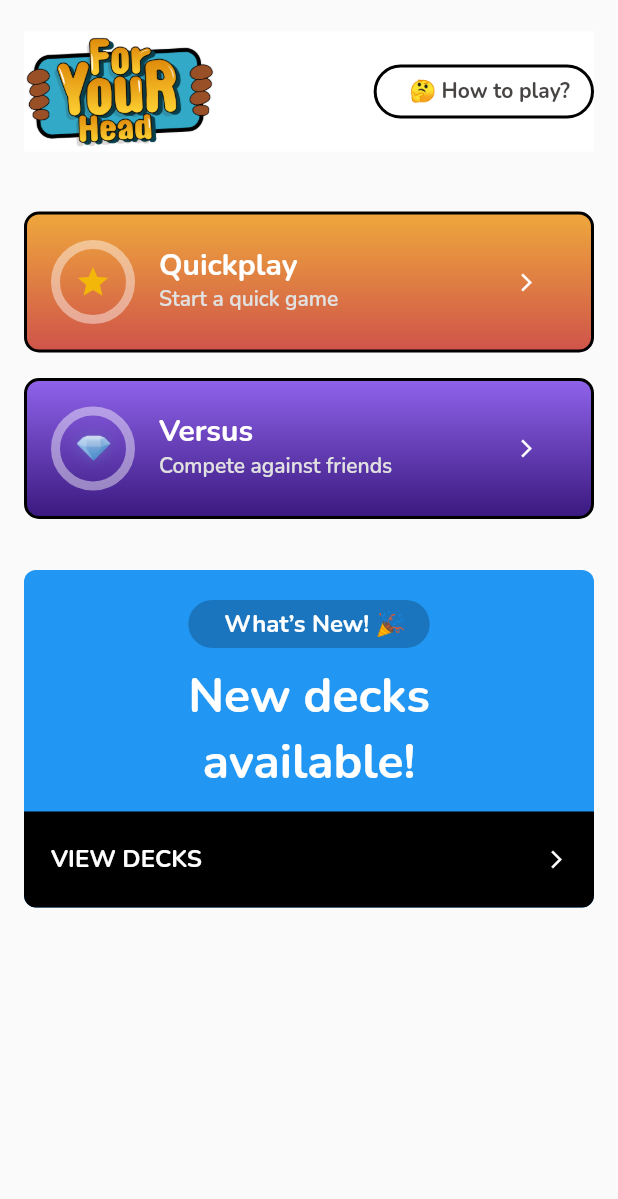
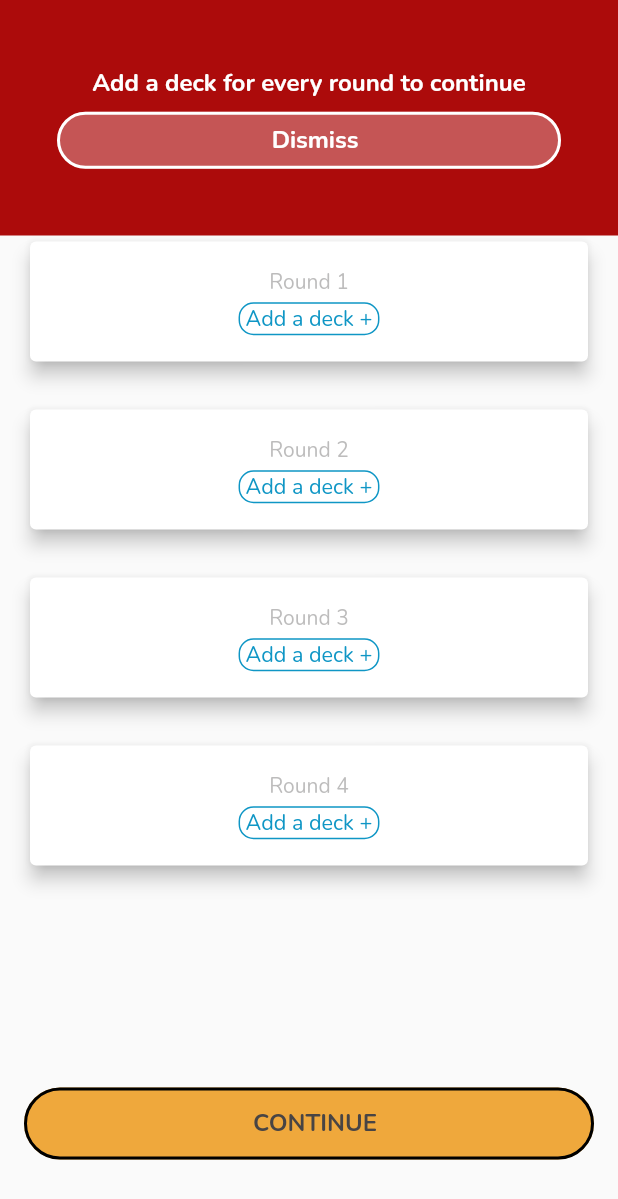
Before and after one commit to developertobi/for_your_h, a Flutter app: the screen it shows after launch, on a phone screen of 412 x 824 dp. Shown: the top 1199 px of the screen. Run offline on Flutter 3.47's test engine with Material 2 defaults, Android fonts, the light colour scheme and no system bars; our stand-ins replace flutter_svg, google_fonts.

Commit message:
Worked on more screens

```diff
--- a/lib/main.dart
+++ b/lib/main.dart
@@ -1,6 +1,8 @@
 import 'package:flutter/material.dart';
 import 'package:for_your_head/src/core/constants/strings.dart';
 import 'package:for_your_head/src/core/routes.dart';
+import 'package:for_your_head/src/features/views/add_deck_view.dart';
+import 'package:for_your_head/src/features/views/game_rounds_view.dart';
 import 'package:for_your_head/src/features/views/home_view.dart';
 import 'package:google_fonts/google_fonts.dart';
 
@@ -21,7 +23,8 @@ class MyApp extends StatelessWidget {
         primarySwatch: Colors.blue,
         textTheme: GoogleFonts.nunitoTextTheme(Theme.of(context).textTheme),
       ),
-      home: const HomeView(),
+      // home: const HomeView(),
+      home: const AddDeckView(),
     );
   }
 }
--- a/lib/src/core/routes.dart
+++ b/lib/src/core/routes.dart
@@ -1,6 +1,8 @@
 import 'package:flutter/material.dart';
 import 'package:for_your_head/src/features/views/creating_teams_view.dart';
 
+import '../features/views/add_deck_view.dart';
+import '../features/views/game_rounds_view.dart';
 import '../features/views/home_view.dart';
 import '../features/views/selected_teams_confirmation_view.dart';
 import '../features/views/team_details_view.dart';
@@ -10,6 +12,8 @@ class Routes {
   static const teamDetails = '/team-details';
   static const selectedTeamsDetails = '/selected-team-details';
   static const creatingTeams = '/creating-teams';
+  static const addDeck = '/add-deck';
+  static const gameRounds = '/game-rounds';
 
   static Route<dynamic> generateRoute(RouteSettings settings) {
     switch (settings.name) {
@@ -22,6 +26,10 @@ class Routes {
             builder: (_) => const SelectedTeamsConfirmationView());
       case creatingTeams:
         return MaterialPageRoute(builder: (_) => const CreatingTeamsView());
+      case addDeck:
+        return MaterialPageRoute(builder: (_) => const AddDeckView());
+      case gameRounds:
+        return MaterialPageRoute(builder: (_) => const GameRoundsView());
 
       default:
         return MaterialPageRoute(
--- /dev/null
+++ b/lib/src/features/views/add_deck_view.dart
@@ -0,0 +1,152 @@
+import 'package:flutter/material.dart';
+import 'package:for_your_head/src/core/constants/colors.dart';
+import 'package:for_your_head/src/widgets/add_deck_container.dart';
+import 'package:for_your_head/src/widgets/app_button.dart';
+import 'package:for_your_head/src/widgets/app_dialog.dart';
+import 'package:for_your_head/src/widgets/spacing.dart';
+
+class AddDeckView extends StatelessWidget {
+  const AddDeckView({Key? key}) : super(key: key);
+
+  @override
+  Widget build(BuildContext context) {
+    return Scaffold(
+      body: SafeArea(
+        child: Column(
+          mainAxisAlignment: MainAxisAlignment.spaceBetween,
+          crossAxisAlignment: CrossAxisAlignment.stretch,
+          children: [
+            Column(
+              children: [
+                Container(
+                  height: 157,
+                  decoration: const BoxDecoration(color: Color(0xffAC0B0B)),
+                  child: Column(
+                    mainAxisAlignment: MainAxisAlignment.center,
+                    children: [
+                      const Text(
+                        'Add a deck for every round to continue',
+                        textAlign: TextAlign.center,
+                        style: TextStyle(
+                          color: AppColors.light,
+                          fontSize: 16,
+                          fontWeight: FontWeight.w700,
+                        ),
+                      ),
+                      const Spacing.smallHeight(),
+                      Padding(
+                        padding: const EdgeInsets.symmetric(horizontal: 38.0),
+                        child: AppButton(
+                          text: 'Dismiss',
+                          height: 38,
+                          backgroundColor: AppColors.light.withOpacity(0.3),
+                          borderColor: AppColors.light,
+                          onPressed: () {
+                            showDialog(
+                              barrierDismissible: false,
+                              context: context,
+                              builder: (context) {
+                                return AppDialog(
+                                  content: Padding(
+                                    padding: const EdgeInsets.symmetric(
+                                      vertical: 54,
+                                      horizontal: 24,
+                                    ),
+                                    child: Column(
+                                      mainAxisAlignment:
+                                          MainAxisAlignment.spaceBetween,
+                                      mainAxisSize: MainAxisSize.min,
+                                      children: [
+                                        GestureDetector(
+                                          onTap: () => Navigator.pop(context),
+                                          child: Container(
+                                            width: 88,
+                                            height: 88,
+                                            decoration: BoxDecoration(
+                                              borderRadius:
+                                                  BorderRadius.circular(100),
+                                              gradient: const LinearGradient(
+                                                begin: Alignment.topCenter,
+                                                end: Alignment.bottomCenter,
+                                                colors: [
+                                                  Color(0xff6C1D1D),
+                                                  Color(0xffEF473C),
+                                                ],
+                                              ),
+                                            ),
+                                            child: const Icon(
+                                              Icons.close,
+                                              color: AppColors.light,
+                                              size: 30,
+                                            ),
+                                          ),
+                                        ),
+                                        const Spacing.height(31),
+                                        const Text(
+                                          'Are you sure you want to cancel?',
+                                          textAlign: TextAlign.center,
+                                          style: TextStyle(
+                                            fontSize: 26,
+                                            fontWeight: FontWeight.w600,
+                                            color: AppColors.dark,
+                                          ),
+                                        ),
+                                        const Spacing.height(52),
+                                        AppButton(
+                                          text: 'YES',
+                                          backgroundColor: Color(0xff0F96C5),
+                                          borderColor: AppColors.dark,
+                                          onPressed: () {},
+                                        ),
+                                        const Spacing.tinyHeight(),
+                                        AppButton(
+                                          text: 'NO',
+                                          textColor: AppColors.dark,
+                                          onPressed: () =>
+                                              Navigator.pop(context),
+                                        ),
+                                      ],
+                                    ),
+                                  ),
+                                );
+                              },
+                            );
+                          },
+                        ),
+                      ),
+                    ],
+                  ),
+                ),
+                Padding(
+                  padding: const EdgeInsets.symmetric(horizontal: 16.0),
+                  child: Column(
+                    crossAxisAlignment: CrossAxisAlignment.stretch,
+                    children: const [
+                      AddDeckContainer(roundNo: 1),
+                      Spacing.bigHeight(),
+                      AddDeckContainer(roundNo: 2),
+                      Spacing.bigHeight(),
+                      AddDeckContainer(roundNo: 3),
+                      Spacing.bigHeight(),
+                      AddDeckContainer(roundNo: 4),
+                    ],
+                  ),
+                ),
+              ],
+            ),
+            const Padding(
+              padding: EdgeInsets.symmetric(horizontal: 16.0, vertical: 51),
+              child: AppButton(
+                text: 'CONTINUE',
+                borderColor: AppColors.dark,
+                backgroundColor: Color(0xffEFA83C),
+                textColor: Color(0xff484444),
+              ),
+            )
+          ],
+        ),
+      ),
+      // bottomNavigationBar: ,
+    );
+  }
+}
--- /dev/null
+++ b/lib/src/widgets/add_deck_container.dart
@@ -0,0 +1,135 @@
+import 'package:flutter/cupertino.dart';
+import 'package:flutter/material.dart';
+import 'package:for_your_head/src/core/constants/images.dart';
+import 'package:for_your_head/src/widgets/app_button.dart';
+import 'package:for_your_head/src/widgets/spacing.dart';
+
+import '../core/constants/colors.dart';
+
+class AddDeckContainer extends StatelessWidget {
+  const AddDeckContainer({
+    Key? key,
+    required this.roundNo,
+    this.onAddToDeckTapped,
+    this.hasDeck = false,
+  }) : super(key: key);
+  final int roundNo;
+  final void Function()? onAddToDeckTapped;
+  final bool hasDeck;
+
+  @override
+  Widget build(BuildContext context) {
+    return SizedBox(
+      height: 88,
+      child: Card(
+        color: AppColors.light,
+        elevation: 5,
+        child: hasDeck
+            ? Padding(
+                padding:
+                    const EdgeInsets.symmetric(horizontal: 7, vertical: 12),
+                child: Row(
+                  mainAxisAlignment: MainAxisAlignment.spaceBetween,
+                  children: [
+                    Row(
+                      children: [
+                        Image.asset(
+                          AppImages.diamond,
+                          width: 48,
+                        ),
+                        const Spacing.tinyWidth(),
+                        Column(
+                          mainAxisSize: MainAxisSize.min,
+                          crossAxisAlignment: CrossAxisAlignment.start,
+                          children: [
+                            Text(
+                              'Round $roundNo',
+                              style: const TextStyle(
+                                color: Color(0xff175B73),
+                                fontWeight: FontWeight.w700,
+                                fontSize: 14,
+                              ),
+                            ),
+                            const Spacing.smallHeight(),
+                            const AppButton(
+                              text: 'Nigerian Culture',
+                              fontSize: 11.8,
+                              borderColor: const Color(0xff0F96C5),
+                              textColor: const Color(0xff060000),
+                              backgroundColor: const Color(0xffDFF0F7),
+                              height: 26,
+                              width: null,
+                            ),
+                          ],
+                        ),
+                      ],
+                    ),
+                    const AppButton(
+                      text: 'Replace deck',
+                      fontSize: 9.62,
+                      borderColor: AppColors.dark,
+                      textColor: Color(0xffCF534A),
+                      height: 26,
+                      width: null,
+                    ),
+                  ],
+                ),
+              )
+            // ListTile(
+            //         dense: true,
+            //         leading: Image.asset(AppImages.diamond),
+            //         title: Text(
+            //           'Round $roundNo',
+            //           style: const TextStyle(
+            //             color: Color(0xff175B73),
+            //           ),
+            //         ),
+            //         subtitle: AppButton(
+            //           text: 'Nigerian Culture',
+            //           borderColor: Color(0xff0F96C5),
+            //           textColor: Color(0xff060000),
+            //           backgroundColor: Color(0xffDFF0F7),
+            //           height: 26,
+            //           width: null,
+            //         ),
+            //         trailing: AppButton(
+            //           text: 'Nigerian Culture',
+            //           borderColor: Color(0xff0F96C5),
+            //           textColor: Color(0xff060000),
+            //           backgroundColor: Color(0xffDFF0F7),
+            //           width: null,
+            //         ),
+            //       )
+            : Column(
+                mainAxisAlignment: MainAxisAlignment.center,
+                children: [
+                  Text(
+                    'Round $roundNo',
+                    style: TextStyle(
+                      color: const Color(0xff727171).withOpacity(0.47),
+                    ),
+                  ),
+                  const Spacing.tinyHeight(),
+                  //TODO: Make this a dotted border
+                  GestureDetector(
+                    onTap: onAddToDeckTapped,
+                    child: Container(
+                      decoration: BoxDecoration(
+                        borderRadius: BorderRadius.circular(10),
+                        border: Border.all(color: const Color(0xff0F96C5)),
+                      ),
+                      child: const Text(
+                        ' Add a deck + ',
+                        style: TextStyle(
+                          color: Color(0xff0F96C5),
+                          fontSize: 14.4,
+                        ),
+                      ),
+                    ),
+                  ),
+                ],
+              ),
+      ),
+    );
+  }
+}
--- a/lib/src/widgets/app_button.dart
+++ b/lib/src/widgets/app_button.dart
@@ -23,9 +23,9 @@ class AppButton extends StatelessWidget {
     this.backgroundColor = Colors.transparent,
     required this.text,
     this.textColor = AppColors.light,
-    this.borderRadius = 20,
+    this.borderRadius = 50,
     this.width = double.maxFinite,
-    this.height = 56,
+    this.height = 48,
     this.fontSize = 16,
     this.isLoading = false,
     this.hasIcon = false,
```
Also changed, not shown: lib/src/features/views/game_rounds_view.dart (added, +74 -0 lines), lib/src/features/views/home_view.dart (+2 -5 lines), lib/src/widgets/app_dialog.dart (+17 -44 lines).
